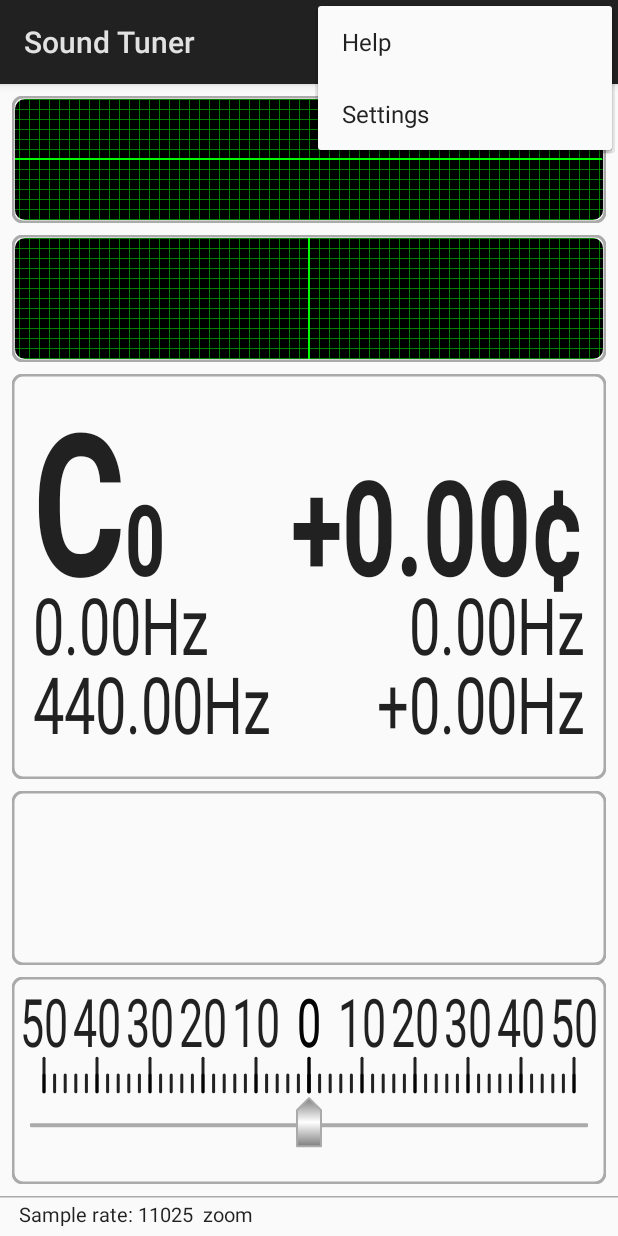
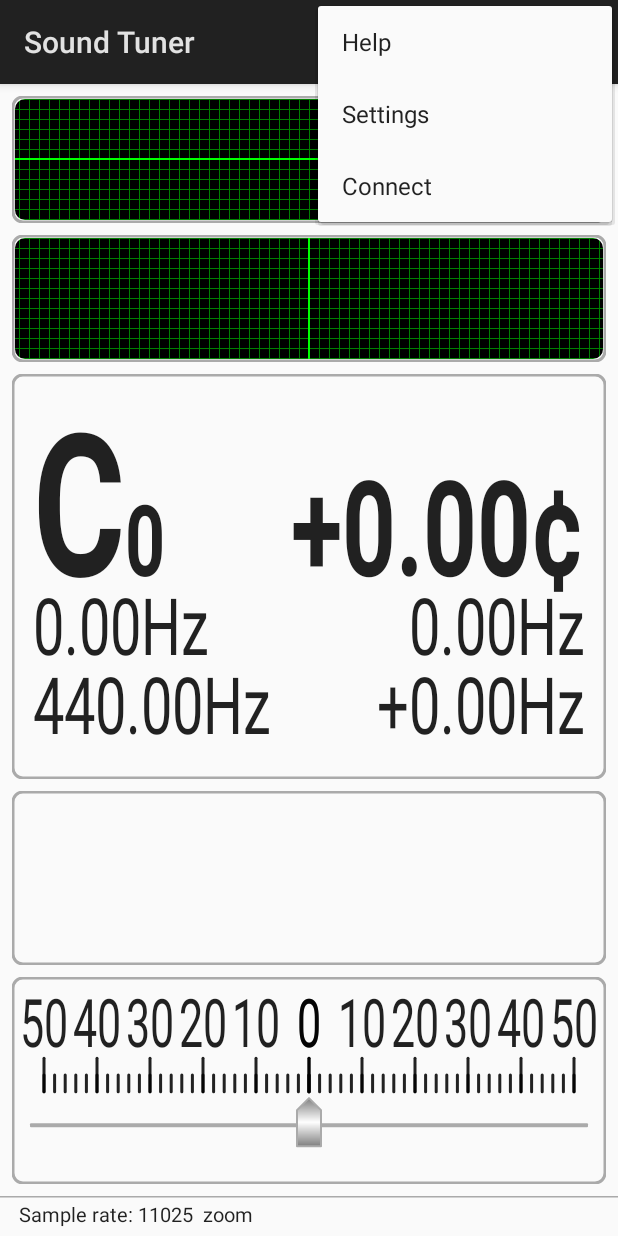
Before and after one commit to AbdelrahmanElwakeel98/tunner-app, an Android app: the MainActivity screen opened directly, with no data from a screen before it, with the options menu open, on a phone screen of 412 x 824 dp. Run offline under Robolectric (Android 15) with nearby library versions, the phone set to English and light mode, and no system bars; pictures from the network do not load; 2 statements that could not run were skipped.

Commit message:
Modification in MainActivity

```diff
--- a/src/main/java/org/billthefarmer/tuner/SplashScreen.java
+++ b/src/main/java/org/billthefarmer/tuner/SplashScreen.java
@@ -113,7 +113,7 @@ public class SplashScreen extends AppCompatActivity {
     }
 
     public void showPermissionGranted(String permission) {
-        startActivity(new Intent(SplashScreen.this, ClientActivity.class));
+        startActivity(new Intent(SplashScreen.this, MainActivity.class));
         finish();
     }
 
--- /dev/null
+++ b/src/main/res/drawable/ic_more_vert_black_24dp.xml
@@ -0,0 +1,5 @@
+<vector android:height="24dp" android:tint="#FFFFFF"
+    android:viewportHeight="24.0" android:viewportWidth="24.0"
+    android:width="24dp" xmlns:android="http://schemas.android.com/apk/res/android">
+    <path android:fillColor="#FF000000" android:pathData="M12,8c1.1,0 2,-0.9 2,-2s-0.9,-2 -2,-2 -2,0.9 -2,2 0.9,2 2,2zM12,10c-1.1,0 -2,0.9 -2,2s0.9,2 2,2 2,-0.9 2,-2 -0.9,-2 -2,-2zM12,16c-1.1,0 -2,0.9 -2,2s0.9,2 2,2 2,-0.9 2,-2 -0.9,-2 -2,-2z"/>
+</vector>
--- a/src/main/res/menu/activity_main.xml
+++ b/src/main/res/menu/activity_main.xml
@@ -14,4 +14,10 @@
         android:title="@string/settings"
         app:showAsAction="ifRoom" />
 
+    <item
+        android:id="@+id/connect"
+        android:icon="@drawable/link"
+        android:title="Connect"
+        app:showAsAction="ifRoom" />
+
 </menu>
```
Also changed, not shown: src/main/java/org/billthefarmer/tuner/MainActivity.java (+13 -0 lines), src/main/res/drawable-hdpi/link.png (added), src/main/res/drawable-mdpi/link.png (added), src/main/res/drawable-xhdpi/link.png (added), src/main/res/drawable-xxhdpi/link.png (added), 299 other files.
